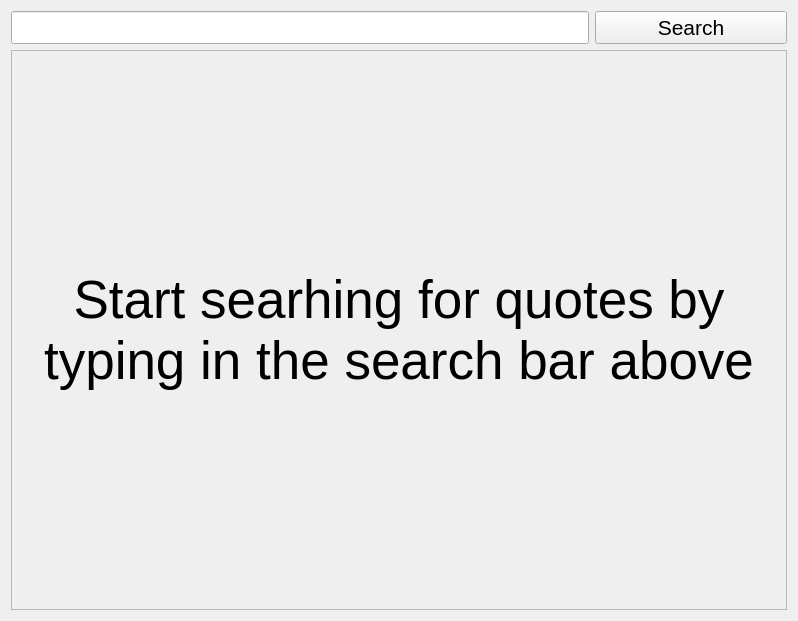
Old version of the form src/forms/searchtab.ui in the repository New-Dutchman/quotes-museum-client.
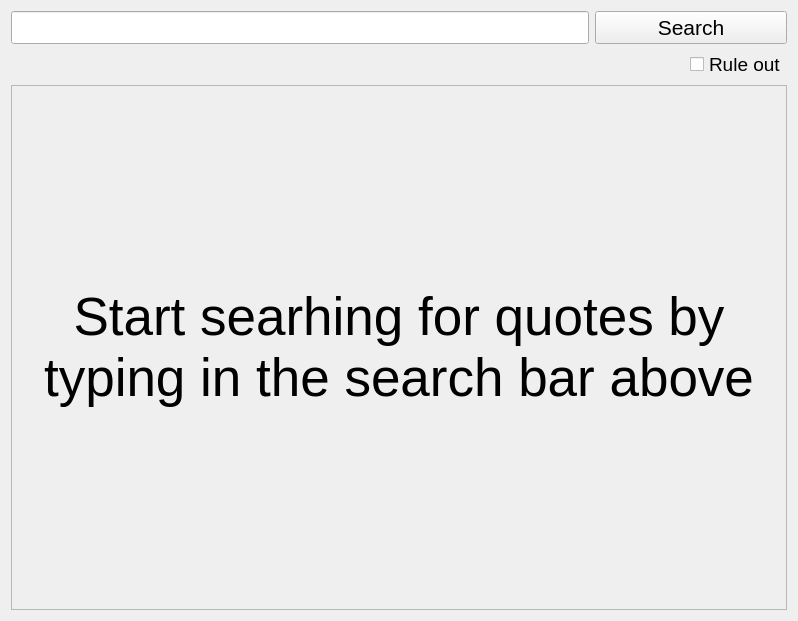
New version of the form.

Diff of the .ui file:
```diff
--- a/src/forms/searchtab.ui
+++ b/src/forms/searchtab.ui
@@ -13,7 +13,7 @@
   <property name="windowTitle">
    <string>Form</string>
   </property>
-  <layout class="QVBoxLayout" name="verticalLayout" stretch="1,10">
+  <layout class="QVBoxLayout" name="verticalLayout" stretch="1,0,10">
    <item>
     <layout class="QHBoxLayout" name="horizontalLayout" stretch="3,1">
      <item>
@@ -39,6 +39,31 @@
      </item>
     </layout>
    </item>
+   <item>
+    <layout class="QHBoxLayout" name="optionsLayout" stretch="3,0">
+     <property name="bottomMargin">
+      <number>0</number>
+     </property>
+     <item>
+      <layout class="QGridLayout" name="chosenAttrsLayout"/>
+     </item>
+     <item alignment="Qt::AlignmentFlag::AlignRight">
+      <widget class="QCheckBox" name="excludeAttrsCheckBox">
+       <property name="font">
+        <font>
+         <pointsize>14</pointsize>
+        </font>
+       </property>
+       <property name="whatsThis">
+        <string>&lt;html&gt;&lt;head/&gt;&lt;body&gt;&lt;p align=&quot;right&quot;&gt;&lt;br/&gt;&lt;/p&gt;&lt;/body&gt;&lt;/html&gt;</string>
+       </property>
+       <property name="text">
+        <string>Rule out</string>
+       </property>
+      </widget>
+     </item>
+    </layout>
+   </item>
    <item>
     <widget class="QScrollArea" name="scrollArea">
      <property name="horizontalScrollBarPolicy">
@@ -53,7 +78,7 @@
         <x>0</x>
         <y>0</y>
         <width>778</width>
-        <height>541</height>
+        <height>506</height>
        </rect>
       </property>
       <layout class="QHBoxLayout" name="horizontalLayout_2">
```
